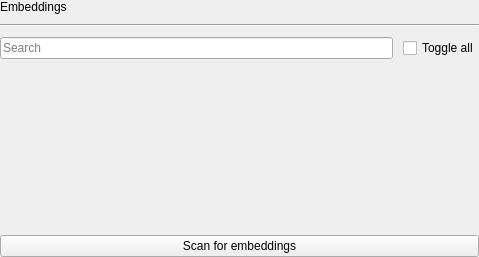
The window that src/airunner/widgets/embeddings/templates/embeddings_container.ui (Capsize-Games/airunner) describes before a commit, drawn with Qt 5.
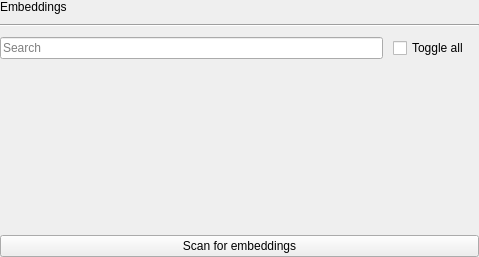
The same window after the commit.

What changed in the file:
```diff
--- a/src/airunner/widgets/embeddings/templates/embeddings_container.ui
+++ b/src/airunner/widgets/embeddings/templates/embeddings_container.ui
@@ -51,6 +51,9 @@
      <property name="spacing">
       <number>10</number>
      </property>
+     <property name="rightMargin">
+      <number>10</number>
+     </property>
      <item>
       <widget class="QLineEdit" name="lineEdit">
        <property name="placeholderText">
```
Left out of the diff: 2 changed lines with no effect on the pictures.
